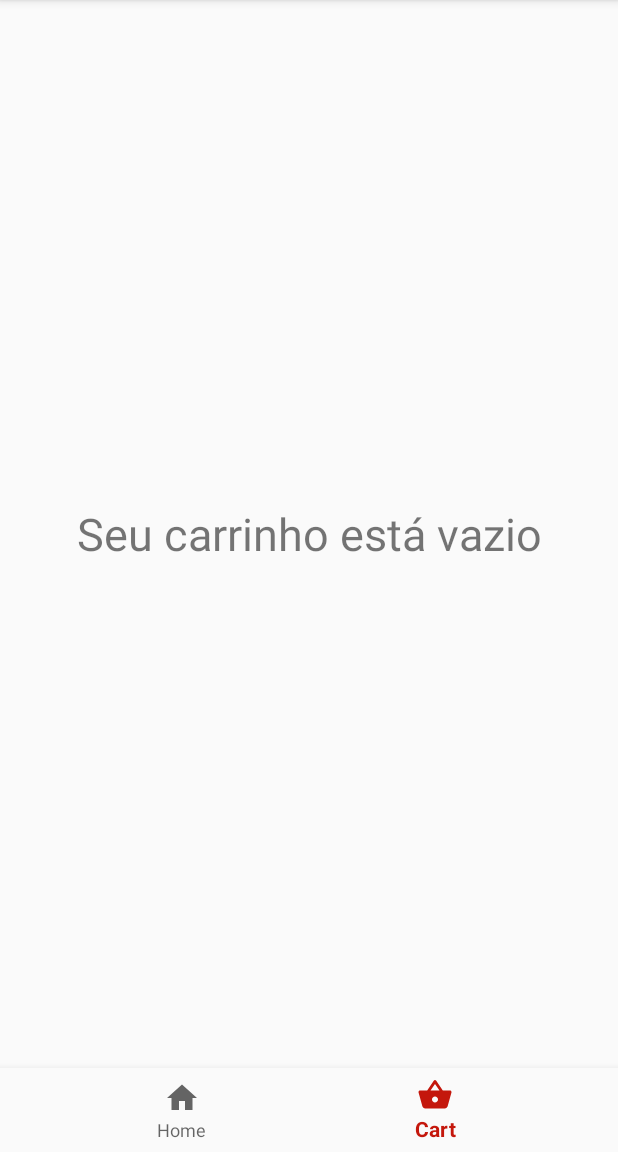
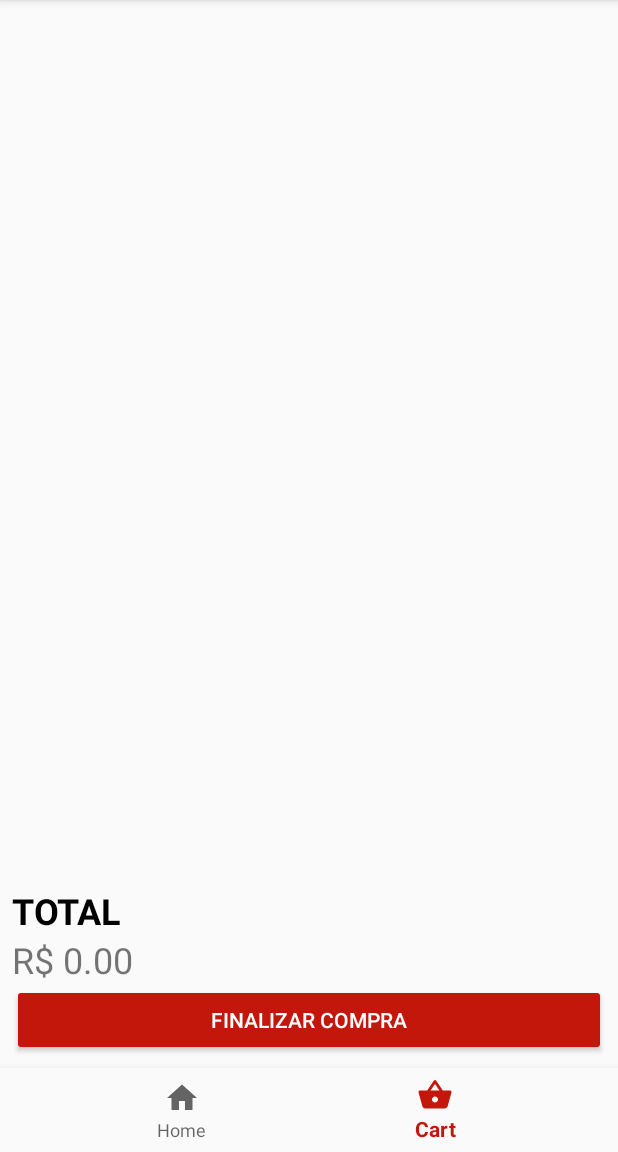
Before and after one commit to lfgtavora/DesafioCarro, an Android app: the screen it shows after launch (MainActivity), item 2 of the bottom bar chosen, on a phone screen of 412 x 824 dp, the part 84-1236 px from its top. Run offline under Robolectric (Android 15) with nearby library versions, the phone set to English and light mode, and no system bars; our stand-ins replace Picasso, Room's generated code; pictures from the network do not load.

Commit message:
items carrinho atualizando

```diff
--- a/app/src/main/java/com/example/desafiocarro/adapters/CarlistAdapter.java
+++ b/app/src/main/java/com/example/desafiocarro/adapters/CarlistAdapter.java
@@ -14,7 +14,6 @@ import com.example.desafiocarro.CarDetails;
 import com.example.desafiocarro.R;
 import com.example.desafiocarro.database.AppDatabase;
 import com.example.desafiocarro.models.Car;
-import com.squareup.picasso.Callback;
 import com.squareup.picasso.Picasso;
 
 import java.text.NumberFormat;
@@ -91,10 +90,10 @@ public class CarlistAdapter extends RecyclerView.Adapter<CarlistAdapter.ViewHold
 
         private ViewHolder(@NonNull View itemView) {
             super(itemView);
-            this.nome = itemView.findViewById(R.id.NomeID);
+            this.nome = itemView.findViewById(R.id.NomeIDTxt);
             this.preco = itemView.findViewById(R.id.precoID);
             this.descricao = itemView.findViewById(R.id.descricaoID);
-            this.image = itemView.findViewById(R.id.imageID);
+            this.image = itemView.findViewById(R.id.imageCartItemID);
         }
     }
 }
--- /dev/null
+++ b/app/src/main/java/com/example/desafiocarro/adapters/CartItemsAdapter.java
@@ -0,0 +1,75 @@
+package com.example.desafiocarro.adapters;
+
+import android.arch.persistence.room.Room;
+import android.content.Context;
+import android.support.annotation.NonNull;
+import android.support.v7.widget.RecyclerView;
+import android.view.LayoutInflater;
+import android.view.View;
+import android.view.ViewGroup;
+import android.widget.ImageView;
+import android.widget.TextView;
+
+import com.example.desafiocarro.R;
+import com.example.desafiocarro.database.AppDatabase;
+import com.example.desafiocarro.models.Car;
+import com.example.desafiocarro.models.ItemCart;
+import com.squareup.picasso.Picasso;
+
+import java.util.List;
+
+public class CartItemsAdapter extends RecyclerView.Adapter<CartItemsAdapter.MyViewHolder> {
+
+    private List<ItemCart> itemsList;
+    private Context context;
+    private AppDatabase db;
+
+
+    public CartItemsAdapter(List<ItemCart> itemsList, Context context, AppDatabase db) {
+        this.itemsList = itemsList;
+        this.context = context;
+        this.db = db;
+    }
+
+    @NonNull
+    @Override
+    public MyViewHolder onCreateViewHolder(@NonNull ViewGroup parent, int i) {
+        View item = LayoutInflater.from(parent.getContext()).inflate(R.layout.item_my_cart,parent, false);
+        return new MyViewHolder(item);
+    }
+
+    @Override
+    public void onBindViewHolder(@NonNull MyViewHolder myViewHolder, int position) {
+        ItemCart item = itemsList.get(position);
+        int idCar = item.getIdCar();
+
+        Car carro = db.carDAO().getCarByID(idCar);
+
+        //bind
+        myViewHolder.nomeCarro.setText(carro.getNome());
+        Picasso.get().load(carro.getImagem()).into(myViewHolder.imageCar);
+        myViewHolder.quantidade.setText(String.format("Qtd: %d", item.getQuantidade()));
+        myViewHolder.total.setText(String.format("R$ %.2f", item.getQuantidade() * item.getPreco()));
+    }
+
+    @Override
+    public int getItemCount() {
+        return itemsList.size();
+    }
+
+    public class MyViewHolder extends RecyclerView.ViewHolder {
+
+        private TextView nomeCarro;
+        private TextView quantidade;
+        private TextView total;
+        private ImageView imageCar;
+
+        public MyViewHolder(@NonNull View itemView) {
+            super(itemView);
+            this.imageCar = itemView.findViewById(R.id.imageCartItemID);
+            this.nomeCarro = itemView.findViewById(R.id.NomeIDTxt);
+            this.quantidade = itemView.findViewById(R.id.QuantidadeIDTxt);
+            this.total = itemView.findViewById(R.id.precoIDTxt);
+        }
+    }
+}
--- a/app/src/main/java/com/example/desafiocarro/database/AppDatabase.java
+++ b/app/src/main/java/com/example/desafiocarro/database/AppDatabase.java
@@ -4,9 +4,10 @@ import android.arch.persistence.room.Database;
 import android.arch.persistence.room.RoomDatabase;
 
 import com.example.desafiocarro.models.Car;
+import com.example.desafiocarro.models.ItemCart;
 
-@Database(entities = {Car.class}, version = 1, exportSchema = false)
+@Database(entities = {Car.class, ItemCart.class}, version = 1, exportSchema = false)
 public abstract class AppDatabase extends RoomDatabase  {
         public abstract CarDAO carDAO();
-        public abstract ShopcartDAO ShopcartDAO();
+        public abstract ItemCartDAO itemCartDAO();
 }
--- /dev/null
+++ b/app/src/main/java/com/example/desafiocarro/database/ItemCartDAO.java
@@ -0,0 +1,27 @@
+package com.example.desafiocarro.database;
+
+import android.arch.persistence.room.Dao;
+import android.arch.persistence.room.Insert;
+import android.arch.persistence.room.OnConflictStrategy;
+import android.arch.persistence.room.Query;
+
+import com.example.desafiocarro.models.ItemCart;
+
+import java.util.List;
+
+@Dao
+public interface ItemCartDAO {
+
+    @Insert(onConflict = OnConflictStrategy.REPLACE)
+    void insertItemOnCart(ItemCart itemCart);
+
+    @Query("SELECT * FROM ItemCart")
+    List<ItemCart> getItemsCart();
+
+    @Query("SELECT * FROM ItemCart WHERE idCar = :idCar")
+    ItemCart getItemCartById(int idCar);
+
+    @Query("UPDATE itemCart SET quantidade= :quantidade WHERE idCar = :idCar")
+    int updateQuantidade(int quantidade, int idCar);
+
+}
--- a/app/src/main/java/com/example/desafiocarro/database/ShopcartDAO.java
+++ /dev/null
@@ -1,9 +0,0 @@
-package com.example.desafiocarro.database;
-
-import android.arch.persistence.room.Dao;
-import android.arch.persistence.room.Insert;
-import android.arch.persistence.room.Query;
-
-@Dao
-public interface ShopcartDAO {
-}
--- a/app/src/main/java/com/example/desafiocarro/fragments/MyCart.java
+++ b/app/src/main/java/com/example/desafiocarro/fragments/MyCart.java
@@ -4,13 +4,18 @@ package com.example.desafiocarro.fragments;
 import android.arch.persistence.room.Room;
 import android.os.Bundle;
 import android.support.v4.app.Fragment;
+import android.support.v7.widget.LinearLayoutManager;
+import android.support.v7.widget.RecyclerView;
 import android.view.LayoutInflater;
 import android.view.View;
 import android.view.ViewGroup;
+import android.widget.TextView;
 
 import com.example.desafiocarro.R;
+import com.example.desafiocarro.adapters.CartItemsAdapter;
 import com.example.desafiocarro.database.AppDatabase;
 import com.example.desafiocarro.models.Car;
+import com.example.desafiocarro.models.ItemCart;
 
 import java.util.ArrayList;
 import java.util.List;
@@ -21,8 +26,10 @@ import java.util.List;
  */
 public class MyCart extends Fragment {
 
-    private List<Car> cartList;
+    private List<ItemCart> itemCart;
     private AppDatabase db;
+    private RecyclerView rv_cartItems;
+    private TextView totalCount;
 
 
 
@@ -36,18 +43,38 @@ public class MyCart extends Fragment {
                              Bundle savedInstanceState) {
         // Inflate the layout for this fragment
         View view = inflater.inflate(R.layout.fragment_my_cart, container, false);
-        cartList = new ArrayList<>();
+
+        totalCount = view.findViewById(R.id.PrecoTotalTxt);
 
         db = Room.databaseBuilder(getActivity(),
                 AppDatabase.class, "database-car").allowMainThreadQueries().build();
 
 
-
-
-
-
+        //setup recyclerview
+        rv_cartItems = view.findViewById(R.id.ItemCartsRv);
+        RecyclerView.LayoutManager layoutManager = new LinearLayoutManager(getActivity());
+        rv_cartItems.setLayoutManager(layoutManager);
+        CartItemsAdapter cartItemsAdapter = new CartItemsAdapter(db.itemCartDAO().getItemsCart(), getContext(), db);
+        rv_cartItems.setAdapter(cartItemsAdapter);
 
         return view;
     }
 
+    @Override
+    public void onResume() {
+        super.onResume();
+        setTotal();
+    }
+
+    public void setTotal() {
+        float total = 0;
+        List<ItemCart> items = db.itemCartDAO().getItemsCart();
+        for (ItemCart item: items) {
+            total = total + item.getQuantidade() * item.getPreco();
+        }
+
+        totalCount.setText(String.format("R$ %.2f", total));
+    }
+
+
 }
--- a/app/src/main/res/layout/fragment_my_cart.xml
+++ b/app/src/main/res/layout/fragment_my_cart.xml
@@ -8,14 +8,15 @@
 
     <android.support.constraint.ConstraintLayout
         android:layout_width="match_parent"
-        android:layout_height="match_parent"
-        android:visibility="invisible">
+        android:layout_height="match_parent">
 
         <android.support.v7.widget.RecyclerView
-            android:id="@+id/recyclerView"
-            android:layout_width="match_parent"
+            android:id="@+id/ItemCartsRv"
+            android:layout_width="0dp"
             android:layout_height="0dp"
             app:layout_constraintBottom_toTopOf="@+id/linearLayout"
+            app:layout_constraintEnd_toEndOf="parent"
+            app:layout_constraintStart_toStartOf="parent"
             app:layout_constraintTop_toTopOf="parent">
 
         </android.support.v7.widget.RecyclerView>
@@ -26,45 +27,33 @@
             android:layout_height="wrap_content"
             android:orientation="vertical"
             android:padding="8dp"
-            app:layout_constraintBottom_toBottomOf="parent">
+            app:layout_constraintBottom_toBottomOf="parent"
+            app:layout_constraintEnd_toEndOf="parent"
+            app:layout_constraintStart_toStartOf="parent">
 
             <TextView
-                android:id="@+id/totalLabelID"
-                android:layout_width="wrap_content"
+                android:id="@+id/Total"
+                android:layout_width="match_parent"
                 android:layout_height="wrap_content"
                 android:text="TOTAL"
                 android:textColor="@android:color/black"
                 android:textSize="24sp"
-                android:textStyle="bold"
-                app:layout_constraintStart_toStartOf="parent"
-                app:layout_constraintTop_toBottomOf="@+id/recyclerView" />
+                android:textStyle="bold" />
 
             <TextView
-                android:id="@+id/totalPriceID"
-                android:layout_width="wrap_content"
+                android:id="@+id/PrecoTotalTxt"
+                android:layout_width="match_parent"
                 android:layout_height="wrap_content"
-                android:layout_marginTop="8dp"
-                android:layout_marginBottom="8dp"
-                android:text="$0,00"
-                android:textSize="24sp"
-                app:layout_constraintTop_toBottomOf="@+id/totalLabelID" />
+                android:text="R$ 34.000"
+                android:textSize="24sp" />
 
             <Button
-                android:id="@+id/button"
+                android:id="@+id/FinalizarCompraBtn"
                 android:layout_width="match_parent"
                 android:layout_height="wrap_content"
                 android:text="Finalizar compra"
                 android:textColor="@android:color/white" />
         </LinearLayout>
-
     </android.support.constraint.ConstraintLayout>
 
-    <TextView
-        android:id="@+id/textView7"
-        android:layout_width="match_parent"
-        android:layout_height="match_parent"
-        android:gravity="center"
-        android:text="Seu carrinho está vazio"
-        android:textSize="30sp" />
-
 </FrameLayout>
```
Also changed, not shown: app/src/main/java/com/example/desafiocarro/CarDetails.java (+23 -0 lines), app/src/main/java/com/example/desafiocarro/models/ItemCart.java (added, +52 -0 lines), app/src/main/java/com/example/desafiocarro/models/Shopcart.java (deleted, +0 -20 lines), app/src/main/res/layout/item_carlist.xml (+4 -4 lines), app/src/main/res/layout/item_my_cart.xml (+8 -7 lines).
